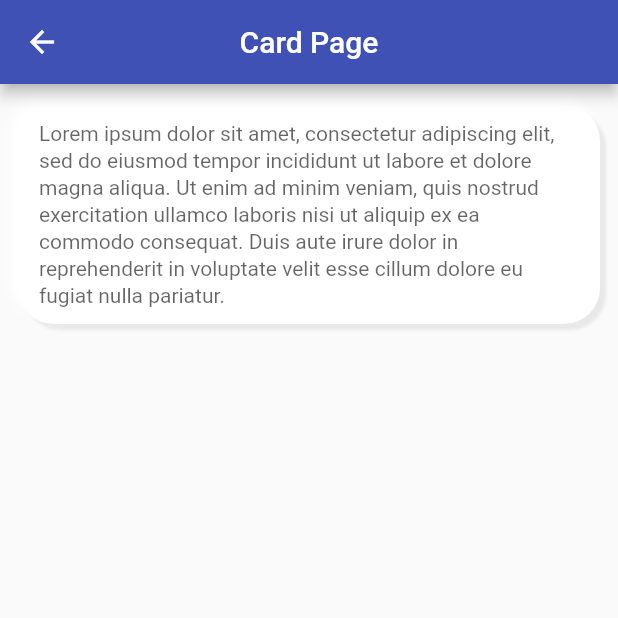
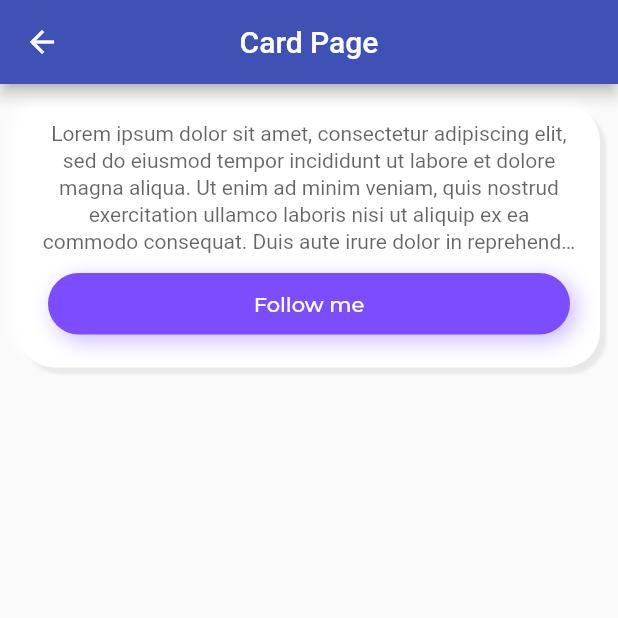
Before and after one commit to eeBarrionuevo/flutter_codigo5_components, a Flutter app: the CardPage screen opened directly, on a phone screen of 412 x 824 dp, the top half of it. Run offline on Flutter 3.47's test engine with Material 2 defaults, Android fonts, the phone set to English and light mode, and no system bars; our stand-ins replace google_fonts; network calls fail.

Commit message:
Card Page 2

```diff
--- a/lib/pages/card_page.dart
+++ b/lib/pages/card_page.dart
@@ -1,4 +1,5 @@
 import 'package:flutter/material.dart';
+import 'package:google_fonts/google_fonts.dart';
 
 class CardPage extends StatelessWidget {
   const CardPage({Key? key}) : super(key: key);
@@ -44,10 +45,43 @@ class CardPage extends StatelessWidget {
               children: [
                 Text(
                   "Lorem ipsum dolor sit amet, consectetur adipiscing elit, sed do eiusmod tempor incididunt ut labore et dolore magna aliqua. Ut enim ad minim veniam, quis nostrud exercitation ullamco laboris nisi ut aliquip ex ea commodo consequat. Duis aute irure dolor in reprehenderit in voluptate velit esse cillum dolore eu fugiat nulla pariatur. ",
+                  maxLines: 5,
+                  overflow: TextOverflow.ellipsis,
+                  textAlign: TextAlign.center,
                   style: TextStyle(
-                    color: Colors.black.withOpacity(0.60,),
+                    color: Colors.black.withOpacity(
+                      0.60,
+                    ),
                     fontSize: 14.0,
                     height: 1.3,
+                    decoration: TextDecoration.none,
+                  ),
+                ),
+                Container(
+                  padding: const EdgeInsets.symmetric(vertical: 12.0),
+                  margin: const EdgeInsets.symmetric(
+                    vertical: 12.0,
+                    horizontal: 6.0,
+                  ),
+                  width: double.infinity,
+                  // height: 50.0,
+                  alignment: Alignment.center,
+                  decoration: BoxDecoration(
+                      color: Colors.deepPurpleAccent,
+                      borderRadius: BorderRadius.circular(30.0),
+                      boxShadow: [
+                        BoxShadow(
+                          color: Colors.deepPurpleAccent.withOpacity(0.4),
+                          blurRadius: 12,
+                          offset: const Offset(4, 4),
+                        ),
+                      ]),
+                  child: Text(
+                    "Follow me",
+                    style: GoogleFonts.montserrat(
+                      color: Colors.white,
+                      fontWeight: FontWeight.w500,
+                    ),
                   ),
                 ),
               ],
```
